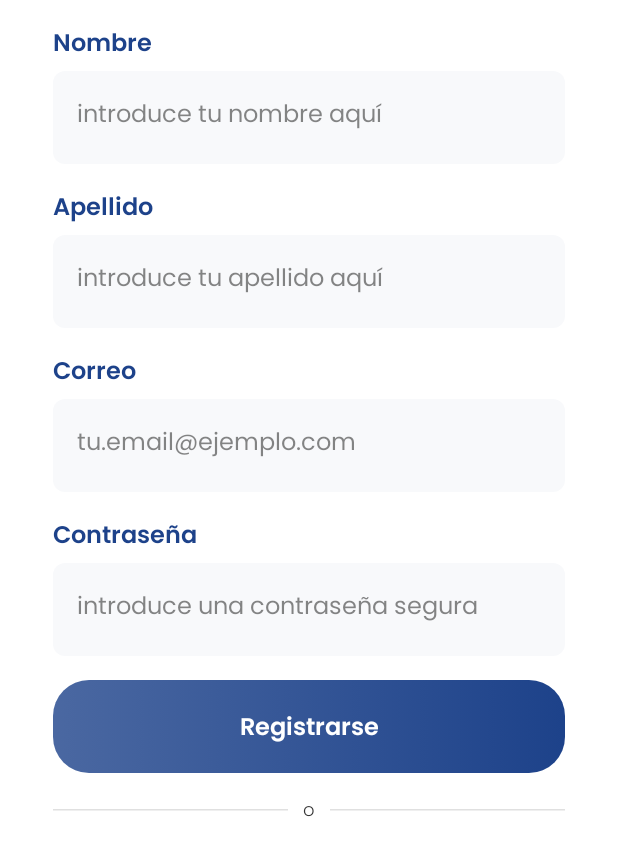
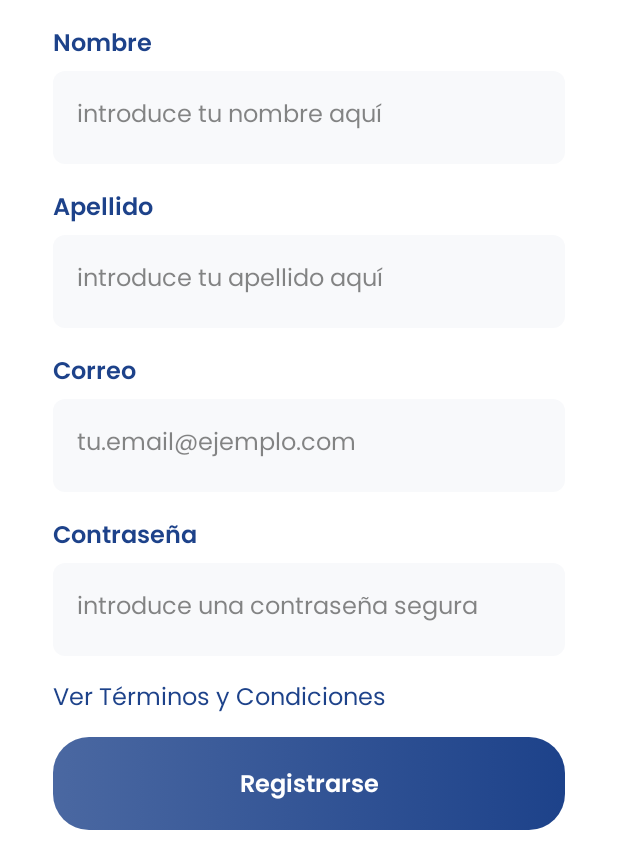
Before and after one commit to SkimerPM/JhomilMotors, an Android app built with Jetpack Compose: the Register screen opened through its navigation route, on a phone screen of 412 x 824 dp, the part 387-1236 px from its top. Run offline under Robolectric (Android 15) with nearby library versions, the phone set to English and light mode, and no system bars; our stand-ins replace Dagger/Hilt's generated code; 3 statements that could not run were skipped.

Commit message:
Impl. de términos y condiciones con base64 a html

```diff
--- /dev/null
+++ b/app/src/main/java/com/jhomilmotors/jhomilmotorsfff/data/model/ContentResponse.kt
@@ -0,0 +1,6 @@
+package com.jhomilmotors.jhomilmotorsfff.data.model
+
+data class ContentResponse(
+    val codigo: String,
+    val contentBase64: String
+)
--- a/app/src/main/java/com/jhomilmotors/jhomilmotorsfff/data/remote/ApiService.kt
+++ b/app/src/main/java/com/jhomilmotors/jhomilmotorsfff/data/remote/ApiService.kt
@@ -1,6 +1,7 @@
 package com.jhomilmotors.jhomilmotorsfff.data.remote
 
 import com.jhomilmotors.jhomilmotorsfff.data.model.AuthResponse
+import com.jhomilmotors.jhomilmotorsfff.data.model.ContentResponse
 import com.jhomilmotors.jhomilmotorsfff.data.model.CustomerProfile
 import com.jhomilmotors.jhomilmotorsfff.data.model.GoogleLoginRequest
 import com.jhomilmotors.jhomilmotorsfff.data.model.LoginRequest
@@ -74,4 +75,9 @@ interface ApiService {
     // Dentro de tu interface AuthService
     @POST("api/auth/resend-verification")
     suspend fun resendVerification(@Body body: Map<String, String>): Response<Map<String, String>>
+
+    @GET("/api/content/{codigo}")
+    suspend fun getContentByCode(
+        @Path("codigo") codigo: String
+    ): Response<ContentResponse>
 }
--- a/app/src/main/java/com/jhomilmotors/jhomilmotorsfff/navigation/AppNavigation.kt
+++ b/app/src/main/java/com/jhomilmotors/jhomilmotorsfff/navigation/AppNavigation.kt
@@ -22,6 +22,7 @@ import com.jhomilmotors.jhomilmotorsfff.ui.screens.register.Register
 import com.jhomilmotors.jhomilmotorsfff.ui.theme.JhomilMotorsShopTheme
 import com.jhomilmotors.jhomilmotorsfff.ui.screens.DetailsProduct.DetailsProductoScreen
 import com.jhomilmotors.jhomilmotorsfff.ui.screens.auth.VerificationPendingScreen
+import com.jhomilmotors.jhomilmotorsfff.ui.screens.common.WebViewScreen
 
 import com.jhomilmotors.jhomilmotorsfff.ui.screens.home.ProductListScreen
 
@@ -94,6 +95,16 @@ fun AppNavigation() {
                 )
             }
             composable(
+                route = AppScreens.WebViewContent.route,
+                arguments = listOf(navArgument("codigo") { type = NavType.StringType })
+            ) { backStackEntry ->
+                val codigo = backStackEntry.arguments?.getString("codigo") ?: ""
+                WebViewScreen(
+                    codigo = codigo,
+                    onBack = { navController.popBackStack() }
+                )
+            }
+            composable(
                 route = AppScreens.ProductList.route, // "product_list/{categoryId}"
                 arguments = listOf(
                     navArgument("categoryId") { type = NavType.IntType } // Decimos que es un Número
--- a/app/src/main/java/com/jhomilmotors/jhomilmotorsfff/navigation/AppScreens.kt
+++ b/app/src/main/java/com/jhomilmotors/jhomilmotorsfff/navigation/AppScreens.kt
@@ -22,6 +22,10 @@ sealed class AppScreens(val route: String) {
         fun createRoute(email: String) = "verification_pending/$email"
     }
 
+    object WebViewContent : AppScreens("webview_content/{codigo}") {
+        fun createRoute(codigo: String) = "webview_content/$codigo"
+    }
+
     object ProductList : AppScreens("product_list/{categoryId}") {
         // Esta función auxiliar nos ayuda a crear la ruta fácilmente luego
         fun createRoute(id: Int) = "product_list/$id"
--- a/app/src/main/java/com/jhomilmotors/jhomilmotorsfff/ui/screens/register/Register.kt
+++ b/app/src/main/java/com/jhomilmotors/jhomilmotorsfff/ui/screens/register/Register.kt
@@ -225,6 +225,18 @@ fun Register(
 
                     Spacer(modifier = Modifier.height(16.dp))
 
+                    Text(
+                        text = "Ver Términos y Condiciones",
+                        modifier = Modifier.clickable {
+                            // Esto navegará, pedirá el código "TYC", el backend lo enviará en Base64,
+                            // el móvil lo decodificará y lo mostrará en WebView.
+                            navController.navigate(AppScreens.WebViewContent.createRoute("TYC"))
+                        },
+                        color = MaterialTheme.colorScheme.primary
+                    )
+
+                    Spacer(modifier = Modifier.height(16.dp))
+
                     Button(
                         onClick = { viewModel.registerUser() },
                         modifier = Modifier
```
Also changed, not shown: app/src/main/java/com/jhomilmotors/jhomilmotorsfff/data/repository/ContentRepository.kt (added, +14 -0 lines), app/src/main/java/com/jhomilmotors/jhomilmotorsfff/ui/screens/common/WevViewScreen.kt (added, +73 -0 lines), app/src/main/java/com/jhomilmotors/jhomilmotorsfff/ui/viewmodels/ContentViewModel.kt (added, +43 -0 lines).
